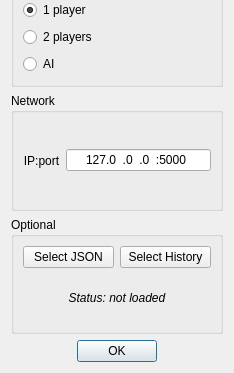
The window that data/ui/start_dialog_ui.ui (tommikulevich/chess-gaming-platform) describes before a commit, drawn with Qt 5; both pictures show x 0 to 234 and y 165 to 538 of the 234 by 538 pixel window.
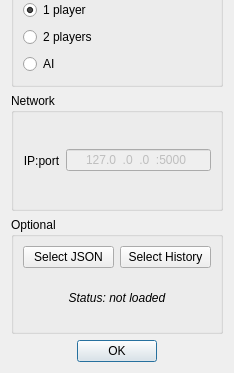
The same window after the commit.

Patch:
```diff
--- a/data/ui/start_dialog_ui.ui
+++ b/data/ui/start_dialog_ui.ui
@@ -106,6 +106,9 @@
    </item>
    <item>
     <widget class="QGroupBox" name="networkBlock">
+     <property name="enabled">
+      <bool>true</bool>
+     </property>
      <property name="title">
       <string>Network</string>
      </property>
@@ -122,6 +125,9 @@
       </item>
       <item>
        <widget class="QLineEdit" name="netParams">
+        <property name="enabled">
+         <bool>false</bool>
+        </property>
         <property name="inputMethodHints">
          <set>Qt::ImhDialableCharactersOnly</set>
         </property>
```
